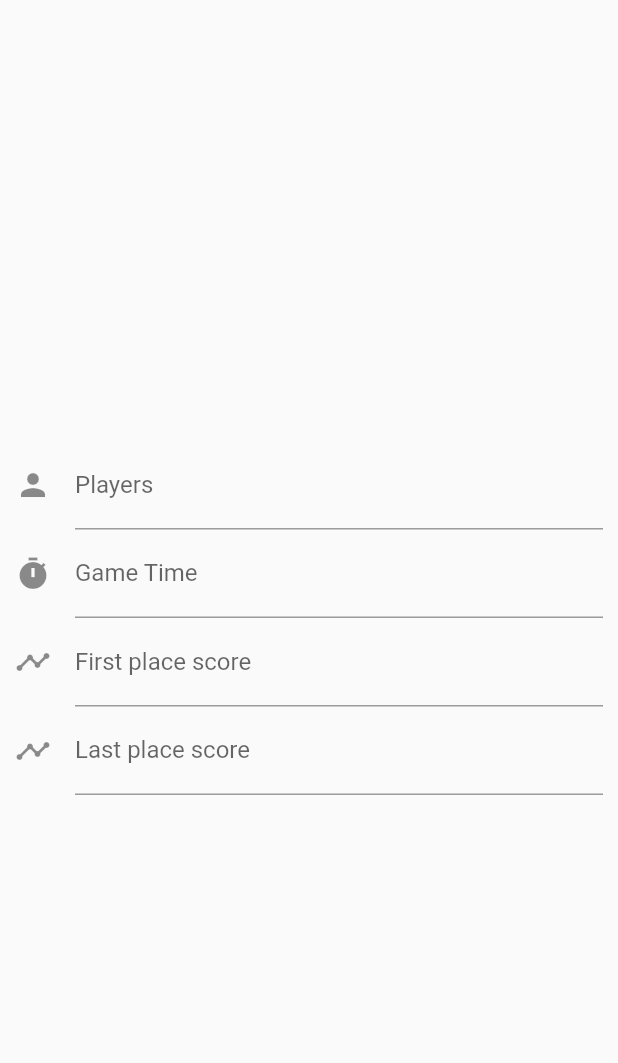
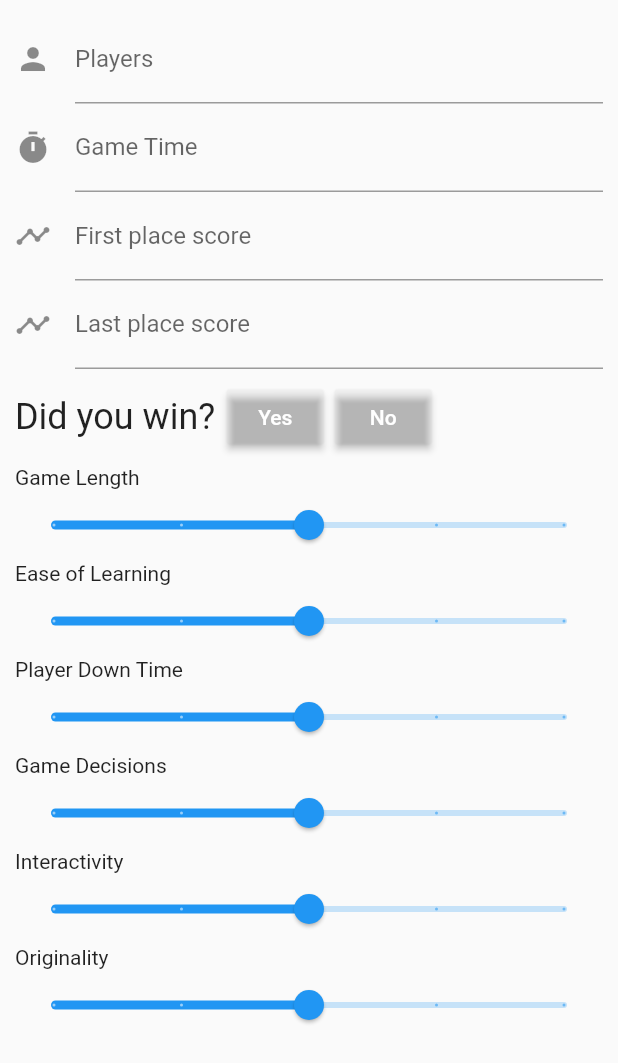
Before and after one commit to fuzzybinary/unpub_app, a Flutter app: the FeedbackScreen widget shown alone on an empty page, opened directly, on a phone screen of 412 x 824 dp. Shown: the top 1063 px of the screen. Run offline on Flutter 3.47's test engine with Material 2 defaults, Android fonts, the phone set to English and light mode, and no system bars; generated files the repository leaves out were written again; network calls fail.

Commit message:
More controls for the feedback screen, adding sliders.

```diff
--- a/lib/screens/feedback_screen.dart
+++ b/lib/screens/feedback_screen.dart
@@ -7,17 +7,80 @@ class FeedbackScreen extends StatefulWidget {
 }
 
 class _FeedbackScreenState extends State<FeedbackScreen> {
+  bool _didWin;
+  set didWin(bool value) {
+    setState(() {
+      _didWin = value;
+    });
+  }
+
+  double _gameLength = 3;
+  set gameLength(double value) {
+    setState(() {
+      _gameLength = value;
+    });
+  }
+
+  double _easeOfLearning = 3;
+  set easeOfLearning(double value) {
+    setState(() {
+      _easeOfLearning = value;
+    });
+  }
+
+  double _playerDownTime = 3;
+  set playerDownTime(double value) {
+    setState(() {
+      _playerDownTime = value;
+    });
+  }
+
+  double _gameDecisions = 3;
+  set gameDecisions(double value) {
+    setState(() {
+      _gameDecisions = value;
+    });
+  }
+
+  double _interactivity = 3;
+  set interactivity(double value) {
+    setState(() {
+      _interactivity = value;
+    });
+  }
+
+  double _originality = 3;
+  set originality(double value) {
+    setState(() {
+      _originality = value;
+    });
+  }
+
   @override
   Widget build(BuildContext context) {
-    return Center(child: _buildFirstPage(context));
+    return SingleChildScrollView(
+      child: Container(
+        padding: EdgeInsets.all(10),
+        child: Column(
+          children: <Widget>[
+            _buildFirstPage(context),
+            _buildSecondPage(context)
+          ],
+        ),
+      ),
+    );
+  }
+
+  Color _selectedColor(ThemeData theme, bool isSelected) {
+    if (isSelected != null && isSelected) {
+      return theme.primaryColor;
+    }
+    return Colors.transparent;
   }
 
   Widget _buildFirstPage(BuildContext context) {
-    return SingleChildScrollView(
-      child: Container(
-        padding: EdgeInsets.all(10),
-        child: Form(
-          child: Column(
+    final theme = Theme.of(context);
+    return Column(
       children: <Widget>[
         TextFormField(
           decoration: InputDecoration(
@@ -42,11 +105,91 @@ class _FeedbackScreenState extends State<FeedbackScreen> {
             labelText: 'Last place score',
             icon: Icon(Icons.timeline),
           ),
+        ),
+        Row(
+          children: <Widget>[
+            Text(
+              'Did you win?',
+              style: theme.textTheme.headline,
+            ),
+            ButtonBar(
+              children: <Widget>[
+                RaisedButton(
+                  child: Text('Yes'),
+                  color: _selectedColor(theme, _didWin),
+                  onPressed: () => didWin = true,
+                ),
+                RaisedButton(
+                  child: Text('No'),
+                  color: _selectedColor(theme, _didWin == null ? null : !_didWin),
+                  onPressed: () => didWin = false,
                 )
               ],
             ),
+          ],
+        )
+      ],
+    );
+  }
+
+  Widget _buildRaitingSlider(
+      {@required String text,
+      @required double value,
+      @required ValueChanged<double> onChanged}) {
+    return Column(
+      children: <Widget>[
+        Align(
+          alignment: Alignment.bottomLeft,
+          child: Text(text),
         ),
+        Slider(
+          label: value.toStringAsFixed(0),
+          min: 1,
+          max: 5,
+          divisions: 4,
+          value: value,
+          onChanged: onChanged,
+        )
+      ],
+    );
+  }
+
+  Widget _buildSecondPage(BuildContext context) {
+    final theme = Theme.of(context);
+    return Column(
+
+      children: <Widget>[
+        _buildRaitingSlider(
+          text: 'Game Length',
+          value: _gameLength,
+          onChanged: (value) => gameLength = value,
         ),
+        _buildRaitingSlider(
+          text: 'Ease of Learning',
+          value: _easeOfLearning,
+          onChanged: (value) => easeOfLearning = value,
+        ),
+        _buildRaitingSlider(
+          text: 'Player Down Time',
+          value: _playerDownTime,
+          onChanged: (value) => playerDownTime = value,
+        ),
+        _buildRaitingSlider(
+          text: 'Game Decisions',
+          value: _gameDecisions,
+          onChanged: (value) => gameDecisions = value,
+        ),
+        _buildRaitingSlider(
+          text: 'Interactivity',
+          value: _interactivity,
+          onChanged: (value) => interactivity = value,
+        ),
+        _buildRaitingSlider(
+          text: 'Originality',
+          value: _originality,
+          onChanged: (value) => originality = value,
+        ),
+      ],
     );
   }
 }
```
Lines whose indentation alone changed are shown as unchanged.
